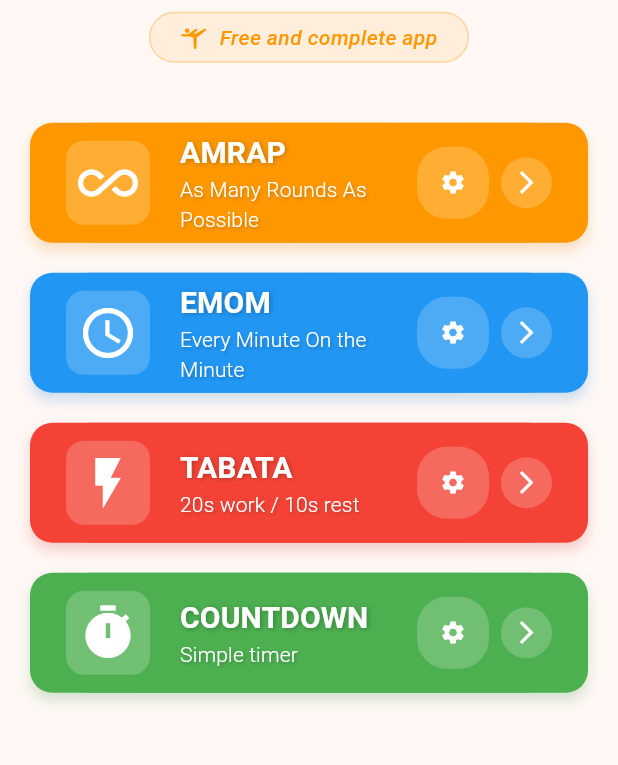
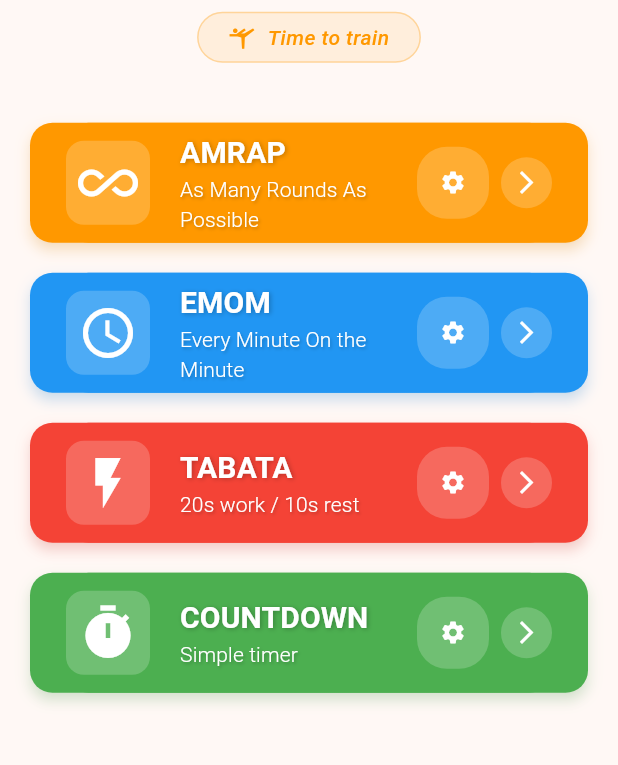
Before and after one commit to AlexHerDom/crossfit_timer, a Flutter app: the screen it shows after launch, after a tap on the "more vert" icon, on a phone screen of 412 x 824 dp, the part 322-1087 px from its top. Run offline on Flutter 3.47's test engine with Material 3 defaults, Android fonts, the phone set to English and light mode, and no system bars; drawn by our look-alikes of flutter_animate; our stand-ins replace audioplayers, confetti, flutter_tts, share_plus, shared_preferences, wakelock_plus.

Commit message:
Version 1

```diff
--- a/lib/language_provider.dart
+++ b/lib/language_provider.dart
@@ -139,7 +139,7 @@ class LanguageProvider extends ChangeNotifier {
 
         // Home Screen
         'workout_timer': 'Workout Timer',
-        'no_subscriptions': 'Aplicación gratuita y completa',
+        'time_train': 'Es hora de entrenar',
         'amrap_title': 'AMRAP',
         'amrap_subtitle': 'Máximas rondas posibles',
         'emom_title': 'EMOM',
@@ -192,7 +192,8 @@ class LanguageProvider extends ChangeNotifier {
         'vibration_enabled': 'Vibración habilitada',
         'vibration_enabled_desc': 'Vibrar durante los entrenamientos',
         'keep_screen_active': 'Mantener pantalla activa',
-        'keep_screen_active_desc': 'La pantalla no se apagará durante entrenamientos',
+        'keep_screen_active_desc':
+            'La pantalla no se apagará durante entrenamientos',
         'preparation_time_title': 'Tiempo de preparación',
         'preparation_time_desc': 'Segundos antes de iniciar el entrenamiento',
         'color_theme': 'Tema de color',
@@ -302,7 +303,7 @@ class LanguageProvider extends ChangeNotifier {
 
         // Home Screen
         'workout_timer': 'Workout Timer',
-        'no_subscriptions': 'Free and complete app',
+        'time_train': 'Time to train',
         'amrap_title': 'AMRAP',
         'amrap_subtitle': 'As Many Rounds As Possible',
         'emom_title': 'EMOM',
--- a/lib/screens/home_screen.dart
+++ b/lib/screens/home_screen.dart
@@ -1,6 +1,7 @@
 import 'package:flutter/material.dart';
 import 'package:flutter_animate/flutter_animate.dart';
 import 'package:provider/provider.dart';
+import 'package:shared_preferences/shared_preferences.dart';
 import 'timer_screen.dart';
 import 'config_screen.dart';
 import 'history_screen.dart';
@@ -16,6 +17,27 @@ class HomeScreen extends StatefulWidget {
 }
 
 class _HomeScreenState extends State<HomeScreen> {
+  int _tabataWorkSeconds = 20;
+  int _tabataRestSeconds = 10;
+
+  @override
+  void initState() {
+    super.initState();
+    _loadTabataConfig();
+  }
+
+  void _loadTabataConfig() async {
+    SharedPreferences prefs = await SharedPreferences.getInstance();
+    setState(() {
+      _tabataWorkSeconds = prefs.getInt('tabata_work') ?? 20;
+      _tabataRestSeconds = prefs.getInt('tabata_rest') ?? 10;
+    });
+  }
+
+  String _getTabataSubtitle(LanguageProvider languageProvider) {
+    return '${_tabataWorkSeconds}s ${languageProvider.getText('work').toLowerCase()} / ${_tabataRestSeconds}s ${languageProvider.getText('rest').toLowerCase()}';
+  }
+
   @override
   Widget build(BuildContext context) {
     final themeProvider = Provider.of<ThemeProvider>(context);
@@ -153,7 +175,7 @@ class _HomeScreenState extends State<HomeScreen> {
                           ),
                           const SizedBox(width: 8),
                           Text(
-                            languageProvider.getText('no_subscriptions'),
+                            languageProvider.getText('time_train'),
                             style: TextStyle(
                               fontSize: 14,
                               fontWeight: FontWeight.w500,
@@ -208,7 +230,7 @@ class _HomeScreenState extends State<HomeScreen> {
             _buildTimerButton(
                   context,
                   title: languageProvider.getText('tabata_title'),
-                  subtitle: languageProvider.getText('tabata_subtitle'),
+                  subtitle: _getTabataSubtitle(languageProvider),
                   icon: Icons.flash_on,
                   color: Colors.red,
                   onTap: () => _navigateToTimer(context, 'TABATA'),
@@ -375,13 +397,18 @@ class _HomeScreenState extends State<HomeScreen> {
   }
 
   // Función para abrir la configuración
-  void _openConfigScreen(BuildContext context, String timerType) {
-    Navigator.push(
+  void _openConfigScreen(BuildContext context, String timerType) async {
+    await Navigator.push(
       context,
       MaterialPageRoute(
         builder: (context) => ConfigScreen(timerType: timerType),
       ),
     );
+
+    // Recargar la configuración de Tabata cuando regresa de la configuración
+    if (timerType == 'TABATA') {
+      _loadTabataConfig();
+    }
   }
 
   void _showAboutDialog() {
```
Also changed, not shown: lib/screens/settings_screen.dart (+8 -5 lines).
